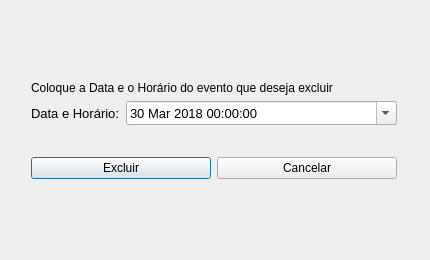
This is Agenda/exclusao.ui in AndersonS001/Estrutura-de-Dados as Qt 5 draws it before an edit. The edited form follows.
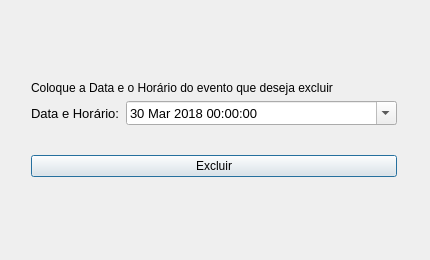
This is the edited form.

```diff
--- a/Agenda/exclusao.ui
+++ b/Agenda/exclusao.ui
@@ -19,7 +19,7 @@
      <x>31</x>
      <y>81</y>
      <width>366</width>
-     <height>98</height>
+     <height>96</height>
     </rect>
    </property>
    <layout class="QVBoxLayout" name="verticalLayout">
@@ -104,13 +104,6 @@
         </property>
        </widget>
       </item>
-      <item>
-       <widget class="QPushButton" name="btnCancelar">
-        <property name="text">
-         <string>Cancelar</string>
-        </property>
-       </widget>
-      </item>
      </layout>
     </item>
    </layout>
```
